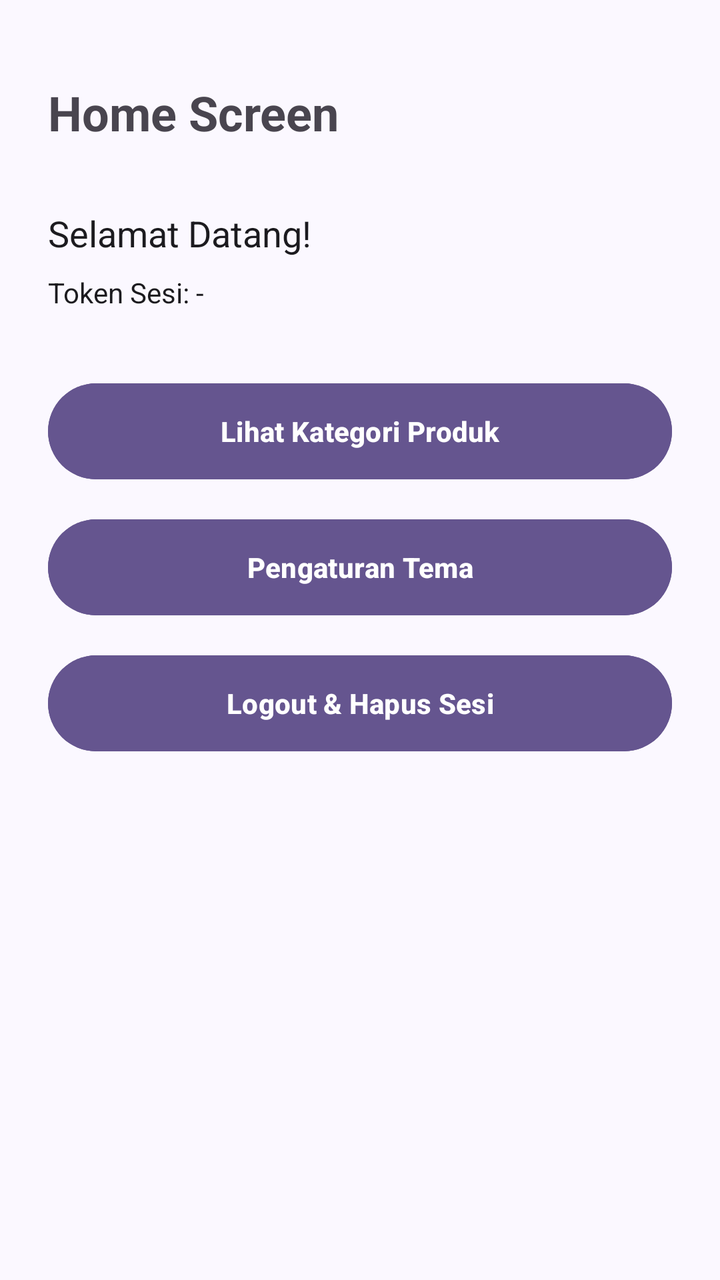
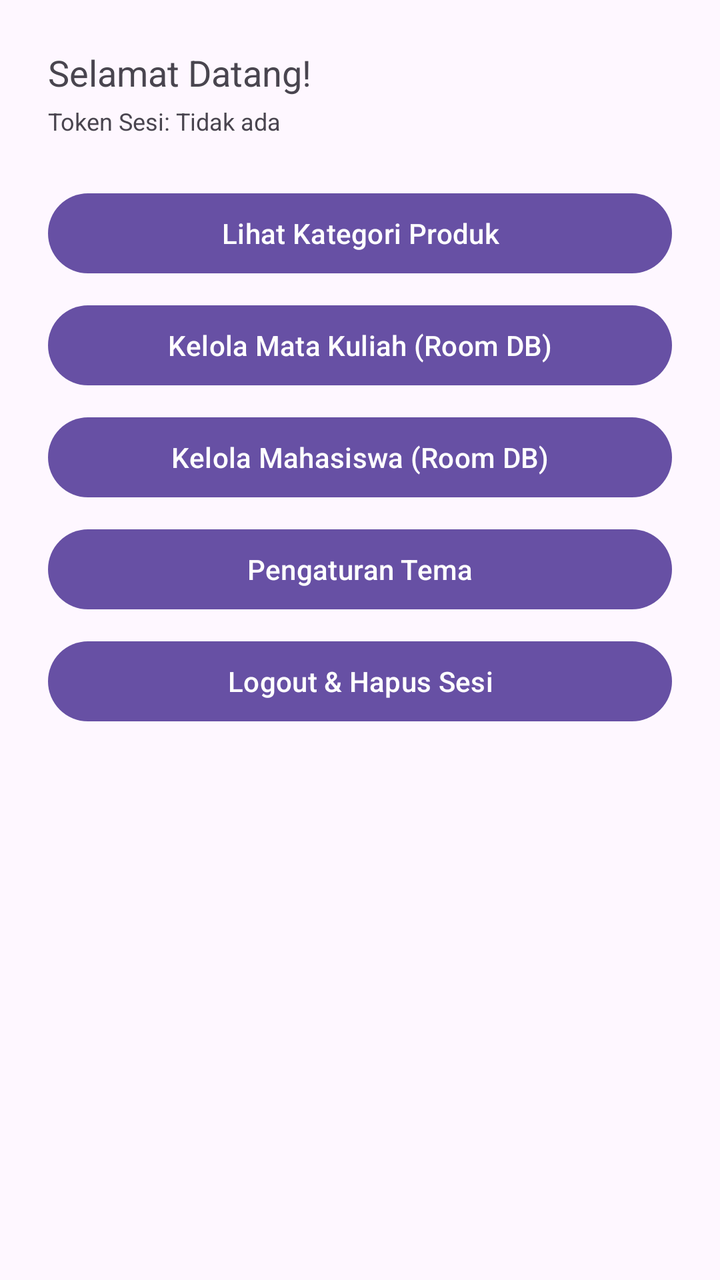

Two renders of the same Android screen: before a commit and after it. Below are the layout's source before the change and the commit's diff.
<!-- AndroidManifest.xml: application theme Theme.MobileAdvApp -->
<!-- res/layout/home_screen.xml -->
<?xml version="1.0" encoding="utf-8"?>
<androidx.constraintlayout.widget.ConstraintLayout xmlns:android="http://schemas.android.com/apk/res/android"
    xmlns:app="http://schemas.android.com/apk/res-auto"
    xmlns:tools="http://schemas.android.com/tools"
    android:layout_width="match_parent"
    android:layout_height="match_parent"
    android:background="#FBF8FF"
    android:padding="24dp"
    tools:context="com.example.mobileadvapp.ui.HomeScreen">

    <TextView
        android:id="@+id/tvTitle"
        android:layout_width="wrap_content"
        android:layout_height="wrap_content"
        android:layout_marginTop="16dp"
        android:text="Home Screen"
        android:textColor="#49454F"
        android:textSize="24sp"
        android:textStyle="bold"
        app:layout_constraintStart_toStartOf="parent"
        app:layout_constraintTop_toTopOf="parent" />

    <TextView
        android:id="@+id/tvWelcome"
        android:layout_width="wrap_content"
        android:layout_height="wrap_content"
        android:layout_marginTop="32dp"
        android:text="Selamat Datang!"
        android:textColor="#1C1B1F"
        android:textSize="18sp"
        app:layout_constraintStart_toStartOf="parent"
        app:layout_constraintTop_toBottomOf="@id/tvTitle" />

    <TextView
        android:id="@+id/tvToken"
        android:layout_width="wrap_content"
        android:layout_height="wrap_content"
        android:layout_marginTop="8dp"
        android:text="Token Sesi: -"
        android:textColor="#1C1B1F"
        android:textSize="14sp"
        app:layout_constraintStart_toStartOf="parent"
        app:layout_constraintTop_toBottomOf="@id/tvWelcome" />

    <com.google.android.material.button.MaterialButton
        android:id="@+id/btnKategori"
        android:layout_width="0dp"
        android:layout_height="56dp"
        android:layout_marginTop="32dp"
        android:backgroundTint="#65558F"
        android:text="Lihat Kategori Produk"
        android:textColor="#FFFFFF"
        android:textSize="14sp"
        android:textStyle="bold"
        app:cornerRadius="28dp"
        app:layout_constraintEnd_toEndOf="parent"
        app:layout_constraintStart_toStartOf="parent"
        app:layout_constraintTop_toBottomOf="@id/tvToken" />

    <com.google.android.material.button.MaterialButton
        android:id="@+id/btnTema"
        android:layout_width="0dp"
        android:layout_height="56dp"
        android:layout_marginTop="12dp"
        android:backgroundTint="#65558F"
        android:text="Pengaturan Tema"
        android:textColor="#FFFFFF"
        android:textSize="14sp"
        android:textStyle="bold"
        app:cornerRadius="28dp"
        app:layout_constraintEnd_toEndOf="parent"
        app:layout_constraintStart_toStartOf="parent"
        app:layout_constraintTop_toBottomOf="@id/btnKategori" />

    <com.google.android.material.button.MaterialButton
        android:id="@+id/btnLogout"
        android:layout_width="0dp"
        android:layout_height="56dp"
        android:layout_marginTop="12dp"
        android:backgroundTint="#65558F"
        android:text="Logout &amp; Hapus Sesi"
        android:textColor="#FFFFFF"
        android:textSize="14sp"
        android:textStyle="bold"
        app:cornerRadius="28dp"
        app:layout_constraintEnd_toEndOf="parent"
        app:layout_constraintStart_toStartOf="parent"
        app:layout_constraintTop_toBottomOf="@id/btnTema" />

</androidx.constraintlayout.widget.ConstraintLayout>
<!-- resources referenced by this layout -->
<resources>
  <style name="Theme.MobileAdvApp" parent="Base.Theme.MobileAdvApp" />
  <style name="Base.Theme.MobileAdvApp" parent="Theme.Material3.DayNight.NoActionBar">
          
          
      </style>
</resources>

<!-- the commit's change to res/layout/home_screen.xml (unified diff, before → after) -->
@@ -1,90 +1,63 @@
 <?xml version="1.0" encoding="utf-8"?>
-<androidx.constraintlayout.widget.ConstraintLayout xmlns:android="http://schemas.android.com/apk/res/android"
-    xmlns:app="http://schemas.android.com/apk/res-auto"
-    xmlns:tools="http://schemas.android.com/tools"
+<ScrollView xmlns:android="http://schemas.android.com/apk/res/android"
     android:layout_width="match_parent"
-    android:layout_height="match_parent"
-    android:background="#FBF8FF"
-    android:padding="24dp"
-    tools:context="com.example.mobileadvapp.ui.HomeScreen">
+    android:layout_height="match_parent">
 
-    <TextView
-        android:id="@+id/tvTitle"
-        android:layout_width="wrap_content"
+    <LinearLayout
+        android:layout_width="match_parent"
         android:layout_height="wrap_content"
-        android:layout_marginTop="16dp"
-        android:text="Home Screen"
-        android:textColor="#49454F"
-        android:textSize="24sp"
-        android:textStyle="bold"
-        app:layout_constraintStart_toStartOf="parent"
-        app:layout_constraintTop_toTopOf="parent" />
+        android:orientation="vertical"
+        android:padding="24dp">
 
-    <TextView
-        android:id="@+id/tvWelcome"
-        android:layout_width="wrap_content"
-        android:layout_height="wrap_content"
-        android:layout_marginTop="32dp"
-        android:text="Selamat Datang!"
-        android:textColor="#1C1B1F"
-        android:textSize="18sp"
-        app:layout_constraintStart_toStartOf="parent"
-        app:layout_constraintTop_toBottomOf="@id/tvTitle" />
+        <TextView
+            android:id="@+id/tvWelcome"
+            android:layout_width="wrap_content"
+            android:layout_height="wrap_content"
+            android:text="Selamat Datang!"
+            android:textSize="18sp" />
 
-    <TextView
-        android:id="@+id/tvToken"
-        android:layout_width="wrap_content"
-        android:layout_height="wrap_content"
-        android:layout_marginTop="8dp"
-        android:text="Token Sesi: -"
-        android:textColor="#1C1B1F"
-        android:textSize="14sp"
-        app:layout_constraintStart_toStartOf="parent"
-        app:layout_constraintTop_toBottomOf="@id/tvWelcome" />
+        <TextView
+            android:id="@+id/tvToken"
+            android:layout_width="wrap_content"
+            android:layout_height="wrap_content"
+            android:layout_marginTop="4dp"
+            android:text="Token Sesi: Tidak ada"
+            android:textSize="12sp" />
 
-    <com.google.android.material.button.MaterialButton
-        android:id="@+id/btnKategori"
-        android:layout_width="0dp"
-        android:layout_height="56dp"
-        android:layout_marginTop="32dp"
-        android:backgroundTint="#65558F"
-        android:text="Lihat Kategori Produk"
-        android:textColor="#FFFFFF"
-        android:textSize="14sp"
-        android:textStyle="bold"
-        app:cornerRadius="28dp"
-        app:layout_constraintEnd_toEndOf="parent"
-        app:layout_constraintStart_toStartOf="parent"
-        app:layout_constraintTop_toBottomOf="@id/tvToken" />
+        <com.google.android.material.button.MaterialButton
+            android:id="@+id/btnKategori"
+            android:layout_width="match_parent"
+            android:layout_height="wrap_content"
+            android:layout_marginTop="24dp"
+            android:text="Lihat Kategori Produk" />
 
-    <com.google.android.material.button.MaterialButton
-        android:id="@+id/btnTema"
-        android:layout_width="0dp"
-        android:layout_height="56dp"
-        android:layout_marginTop="12dp"
-        android:backgroundTint="#65558F"
-        android:text="Pengaturan Tema"
-        android:textColor="#FFFFFF"
-        android:textSize="14sp"
-        android:textStyle="bold"
-        app:cornerRadius="28dp"
-        app:layout_constraintEnd_toEndOf="parent"
-        app:layout_constraintStart_toStartOf="parent"
-        app:layout_constraintTop_toBottomOf="@id/btnKategori" />
+        <com.google.android.material.button.MaterialButton
+            android:id="@+id/btnMataKuliah"
+            android:layout_width="match_parent"
+            android:layout_height="wrap_content"
+            android:layout_marginTop="8dp"
+            android:text="Kelola Mata Kuliah (Room DB)" />
 
-    <com.google.android.material.button.MaterialButton
-        android:id="@+id/btnLogout"
-        android:layout_width="0dp"
-        android:layout_height="56dp"
-        android:layout_marginTop="12dp"
-        android:backgroundTint="#65558F"
-        android:text="Logout &amp; Hapus Sesi"
-        android:textColor="#FFFFFF"
-        android:textSize="14sp"
-        android:textStyle="bold"
-        app:cornerRadius="28dp"
-        app:layout_constraintEnd_toEndOf="parent"
-        app:layout_constraintStart_toStartOf="parent"
-        app:layout_constraintTop_toBottomOf="@id/btnTema" />
+        <com.google.android.material.button.MaterialButton
+            android:id="@+id/btnMahasiswa"
+            android:layout_width="match_parent"
+            android:layout_height="wrap_content"
+            android:layout_marginTop="8dp"
+            android:text="Kelola Mahasiswa (Room DB)" />
 
-</androidx.constraintlayout.widget.ConstraintLayout>
+        <com.google.android.material.button.MaterialButton
+            android:id="@+id/btnTema"
+            android:layout_width="match_parent"
+            android:layout_height="wrap_content"
+            android:layout_marginTop="8dp"
+            android:text="Pengaturan Tema" />
+
+        <com.google.android.material.button.MaterialButton
+            android:id="@+id/btnLogout"
+            android:layout_width="match_parent"
+            android:layout_height="wrap_content"
+            android:layout_marginTop="8dp"
+            android:text="Logout &amp; Hapus Sesi" />
+
+    </LinearLayout>
+</ScrollView>
